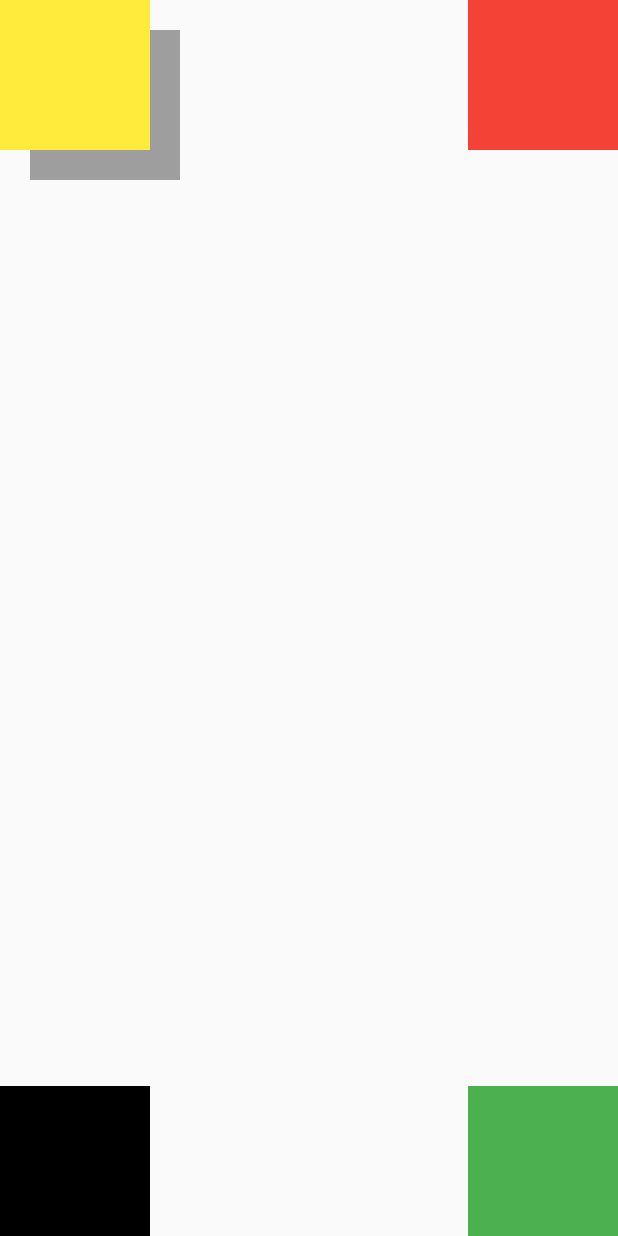
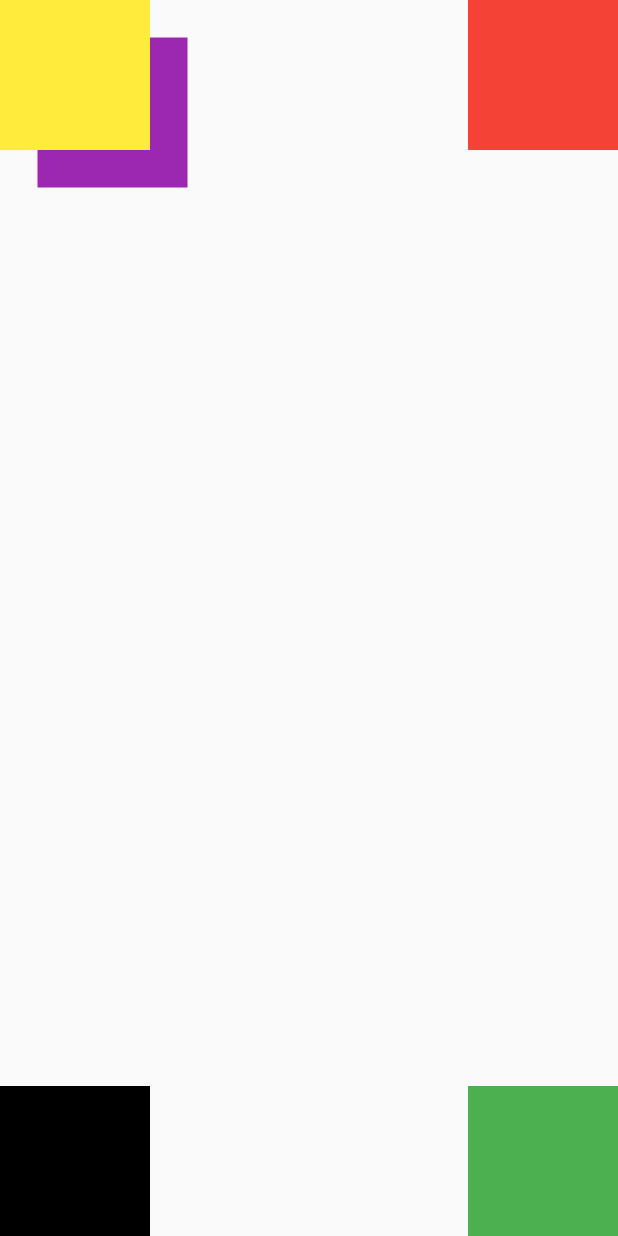
Before and after one commit to wasimiqbal1/Flutter, a Flutter app: the screen it shows after launch, on a phone screen of 412 x 824 dp. Run offline on Flutter 3.47's test engine with Material 2 defaults, Android fonts, the phone set to English and light mode, and no system bars.

Commit message:
flutter position

```diff
--- a/firstapp_wasim/lib/home.dart
+++ b/firstapp_wasim/lib/home.dart
@@ -17,10 +17,10 @@ class _HomeState extends State<Home> {
               color: Colors.black,height:100, width:100 ),),
 
         Positioned(
-          left: 20,
-          top: 20,
+          left: 25,
+          top: 25,
               child: Container(
-                   color: Colors.grey,height:100, width:100,)),
+                   color: Colors.purple,height:100, width:100,)),
 
 
         Align(
```
